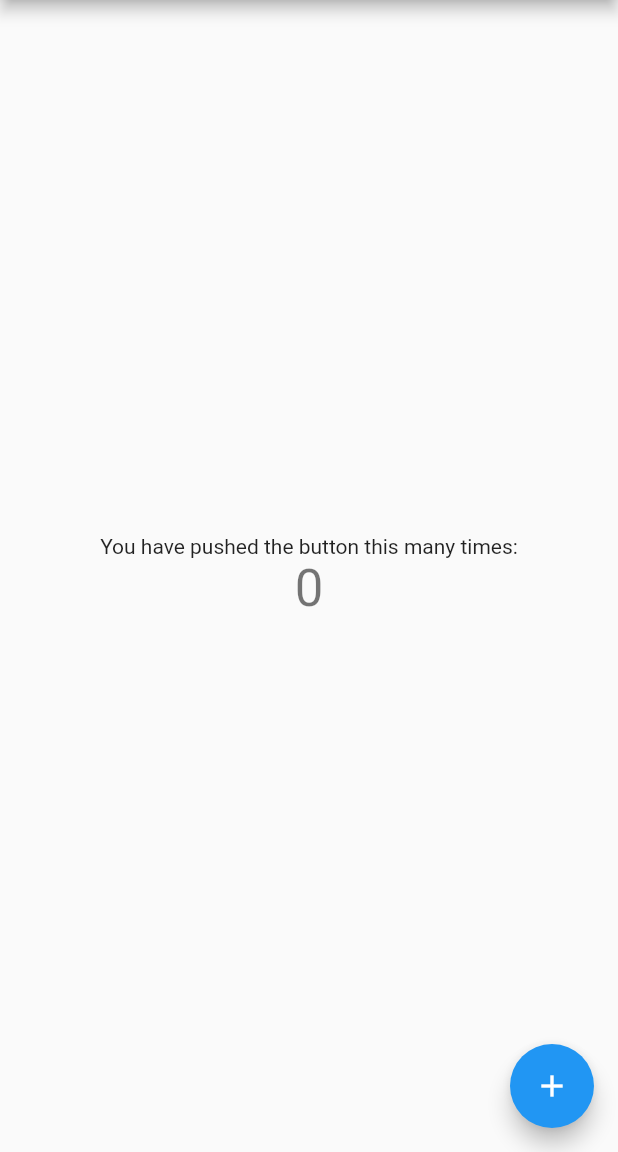
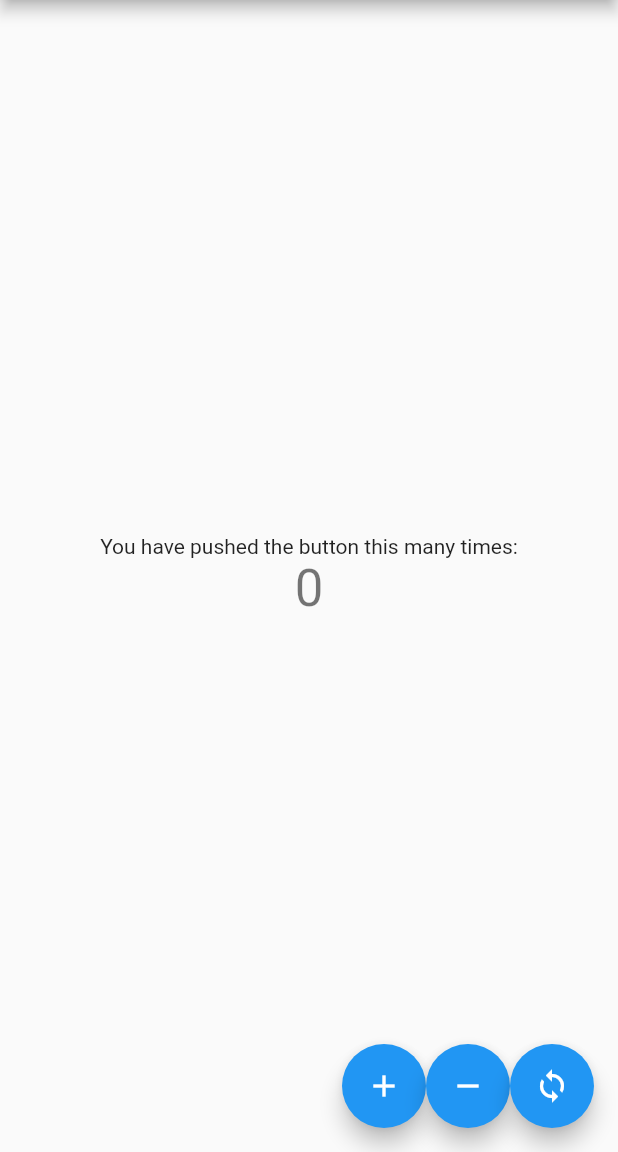
Before and after one commit to MaximianoEduardo/Flutter_BloC, a Flutter app: the screen it shows after launch, on a phone screen of 412 x 824 dp, the part 84-1236 px from its top. Run offline on Flutter 3.47's test engine with Material 2 defaults, Android fonts, the phone set to English and light mode, and no system bars.

```diff
--- a/lib/main.dart
+++ b/lib/main.dart
@@ -102,7 +102,10 @@ class _MyHomePageState extends State<MyHomePage> {
           ],
         ),
       ),
-      floatingActionButton: FloatingActionButton(
+      floatingActionButton: Row(
+        mainAxisAlignment: MainAxisAlignment.end,
+        children: [
+          FloatingActionButton(
             onPressed: () {
               // No Clique do botão estamos passando dados
               // para o sink
@@ -110,6 +113,26 @@ class _MyHomePageState extends State<MyHomePage> {
             },
             tooltip: 'Increment',
             child: const Icon(Icons.add),
+          ),
+          FloatingActionButton(
+            onPressed: () {
+              // No Clique do botão estamos passando dados
+              // para o sink
+              counterBloc.eventSink.add(CounterAction.decrement);
+            },
+            tooltip: 'Decrement',
+            child: const Icon(Icons.remove),
+          ),
+          FloatingActionButton(
+            onPressed: () {
+              // No Clique do botão estamos passando dados
+              // para o sink
+              counterBloc.eventSink.add(CounterAction.reset);
+            },
+            tooltip: 'Reset',
+            child: const Icon(Icons.loop),
+          ),
+        ],
       ), // This trailing comma makes auto-formatting nicer for build methods.
     );
   }
```
Lines whose indentation alone changed are shown as unchanged.
